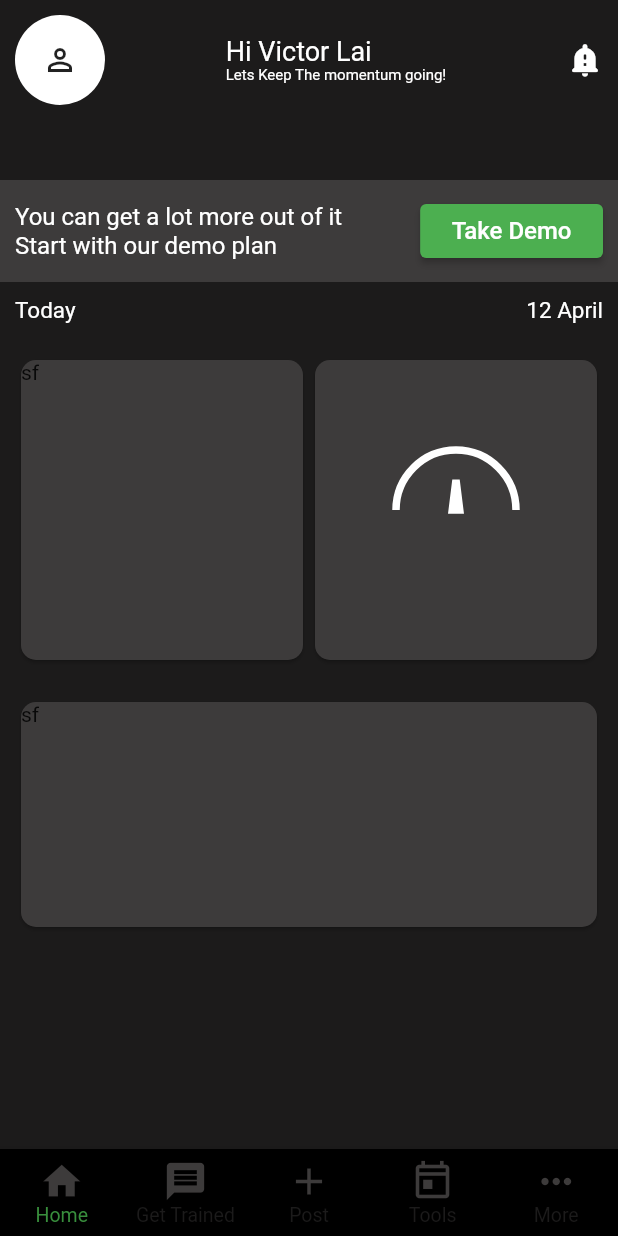
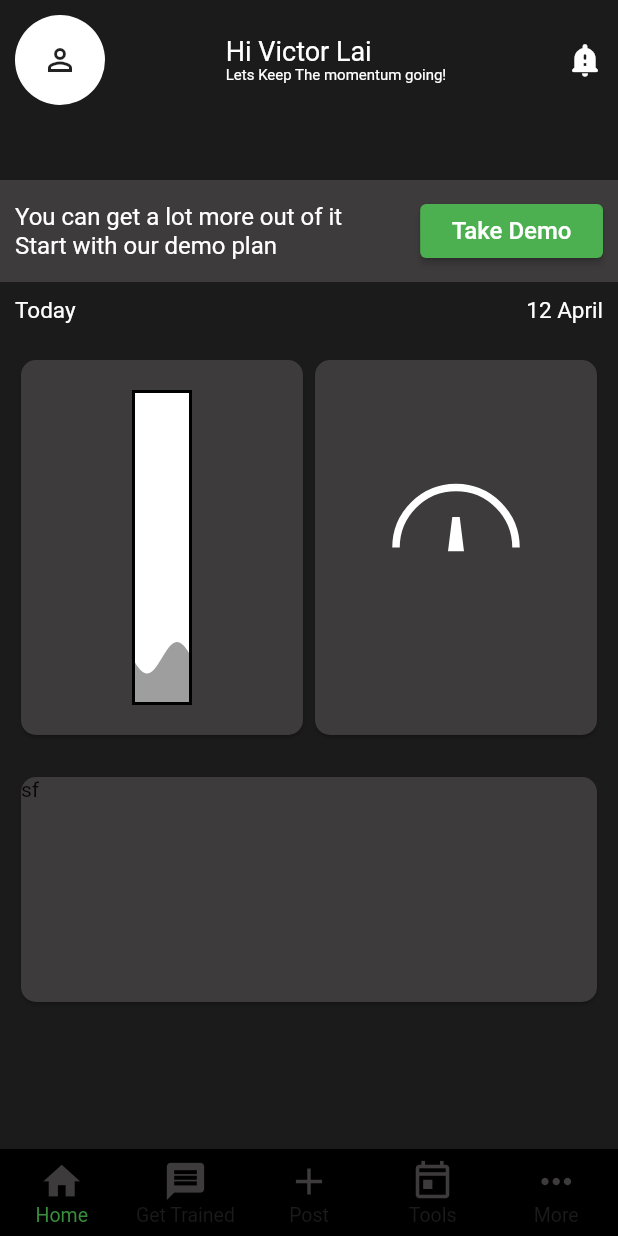
Before and after one commit to rahulkushwaha482/fitabasix_demo, a Flutter app: the screen it shows after launch, on a phone screen of 412 x 824 dp. Run offline on Flutter 3.47's test engine with Material 2 defaults, Android fonts, the phone set to English and light mode, and no system bars; drawn by our look-alikes of liquid_progress_indicator; our stand-ins replace get.

Commit message:
convas added for water level show

```diff
--- a/lib/module/home/view/home_view.dart
+++ b/lib/module/home/view/home_view.dart
@@ -2,6 +2,7 @@ import 'package:fitabix_demo_app/constant/app_string.dart';
 import 'package:fitabix_demo_app/utils/my_painter.dart';
 import 'package:flutter/material.dart';
 import 'package:get/get.dart';
+import 'package:liquid_progress_indicator/liquid_progress_indicator.dart';
 import '../../../constant/app_theme.dart';
 import '../controller/home_controller.dart';
 
@@ -179,8 +180,23 @@ class HomeView extends GetView<HomeController> {
                         shape: RoundedRectangleBorder(
                             borderRadius: BorderRadius.circular(10)),
                         child: Container(
-                          height: 200,
-                          child: Text('sf'),
+                          height: 250,
+                          child: Center(
+                            child: Padding(
+                              padding: const EdgeInsets.all(20.0),
+                              child: SizedBox(
+                                width: 40,
+                                child: LiquidLinearProgressIndicator(
+                                  value: 0.15, // Defaults to 0.5.
+                                  valueColor: AlwaysStoppedAnimation(Colors.grey), // Defaults to the current Theme's accentColor.
+                                  backgroundColor: Colors.white, // Defaults to the current Theme's backgroundColor.
+                                  borderColor: Colors.black,
+                                  borderWidth: 2.0,
+                                  direction: Axis.vertical, // The direction the liquid moves (Axis.vertical = bottom to top, Axis.horizontal = left to right). Defaults to Axis.vertical.
+                                ),
+                              ),
+                            ),
+                          ),
                         ),
                       ),
                     ),
@@ -191,7 +207,7 @@ class HomeView extends GetView<HomeController> {
                         shape: RoundedRectangleBorder(
                             borderRadius: BorderRadius.circular(10)),
                         child: Container(
-                          height: 200,
+                          height: 250,
                           child: Center(
                             child:   CustomPaint(
                               painter: MyPainter(
--- a/pubspec.yaml
+++ b/pubspec.yaml
@@ -35,6 +35,7 @@ dependencies:
   # Use with the CupertinoIcons class for iOS style icons.
   cupertino_icons: ^1.0.2
   get: ^4.6.5
+  liquid_progress_indicator: ^0.4.0
 
 dev_dependencies:
   flutter_test:
```
Also changed, not shown: pubspec.lock.
